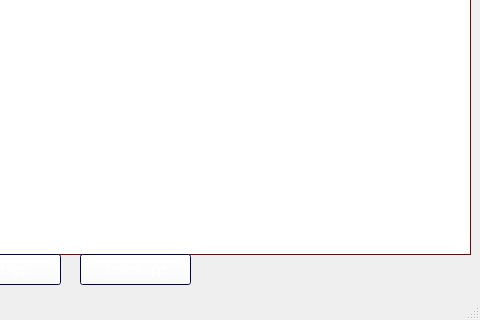
Old version of the form form.ui in the repository Rocky-tsol/git-vantron-manager; both pictures show x 320 to 800 and y 296 to 616 of the 800 by 616 pixel window.
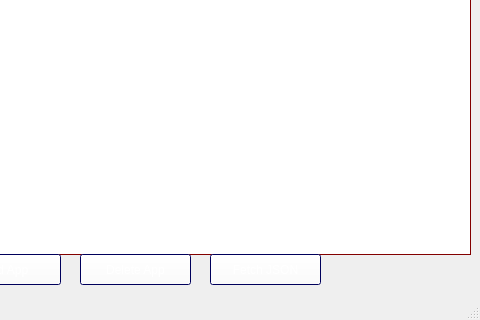
New version of the form.

Commit message: Added a 'Fetch Json' button that gets Json file from Thermasol server, and gets saved back to vantron.json in app_manager folder. verson 1.0

The edit to the form file:
```diff
--- a/form.ui
+++ b/form.ui
@@ -2517,6 +2517,497 @@
      <string>Delete App</string>
     </property>
    </widget>
+   <widget class="QPushButton" name="fetchButton">
+    <property name="geometry">
+     <rect>
+      <x>530</x>
+      <y>550</y>
+      <width>111</width>
+      <height>31</height>
+     </rect>
+    </property>
+    <property name="palette">
+     <palette>
+      <active>
+       <colorrole role="WindowText">
+        <brush brushstyle="SolidPattern">
+         <color alpha="255">
+          <red>255</red>
+          <green>255</green>
+          <blue>255</blue>
+         </color>
+        </brush>
+       </colorrole>
+       <colorrole role="Button">
+        <brush brushstyle="SolidPattern">
+         <color alpha="255">
+          <red>255</red>
+          <green>255</green>
+          <blue>255</blue>
+         </color>
+        </brush>
+       </colorrole>
+       <colorrole role="Light">
+        <brush brushstyle="SolidPattern">
+         <color alpha="255">
+          <red>0</red>
+          <green>0</green>
+          <blue>190</blue>
+         </color>
+        </brush>
+       </colorrole>
+       <colorrole role="Midlight">
+        <brush brushstyle="SolidPattern">
+         <color alpha="255">
+          <red>0</red>
+          <green>0</green>
+          <blue>158</blue>
+         </color>
+        </brush>
+       </colorrole>
+       <colorrole role="Dark">
+        <brush brushstyle="SolidPattern">
+         <color alpha="255">
+          <red>0</red>
+          <green>0</green>
+          <blue>63</blue>
+         </color>
+        </brush>
+       </colorrole>
+       <colorrole role="Mid">
+        <brush brushstyle="SolidPattern">
+         <color alpha="255">
+          <red>0</red>
+          <green>0</green>
+          <blue>85</blue>
+         </color>
+        </brush>
+       </colorrole>
+       <colorrole role="Text">
+        <brush brushstyle="SolidPattern">
+         <color alpha="255">
+          <red>255</red>
+          <green>255</green>
+          <blue>255</blue>
+         </color>
+        </brush>
+       </colorrole>
+       <colorrole role="BrightText">
+        <brush brushstyle="SolidPattern">
+         <color alpha="255">
+          <red>255</red>
+          <green>255</green>
+          <blue>255</blue>
+         </color>
+        </brush>
+       </colorrole>
+       <colorrole role="ButtonText">
+        <brush brushstyle="SolidPattern">
+         <color alpha="255">
+          <red>255</red>
+          <green>255</green>
+          <blue>255</blue>
+         </color>
+        </brush>
+       </colorrole>
+       <colorrole role="Base">
+        <brush brushstyle="SolidPattern">
+         <color alpha="255">
+          <red>0</red>
+          <green>0</green>
+          <blue>127</blue>
+         </color>
+        </brush>
+       </colorrole>
+       <colorrole role="Window">
+        <brush brushstyle="SolidPattern">
+         <color alpha="255">
+          <red>0</red>
+          <green>0</green>
+          <blue>127</blue>
+         </color>
+        </brush>
+       </colorrole>
+       <colorrole role="Shadow">
+        <brush brushstyle="SolidPattern">
+         <color alpha="255">
+          <red>0</red>
+          <green>0</green>
+          <blue>0</blue>
+         </color>
+        </brush>
+       </colorrole>
+       <colorrole role="AlternateBase">
+        <brush brushstyle="SolidPattern">
+         <color alpha="255">
+          <red>0</red>
+          <green>0</green>
+          <blue>63</blue>
+         </color>
+        </brush>
+       </colorrole>
+       <colorrole role="ToolTipBase">
+        <brush brushstyle="SolidPattern">
+         <color alpha="255">
+          <red>255</red>
+          <green>255</green>
+          <blue>220</blue>
+         </color>
+        </brush>
+       </colorrole>
+       <colorrole role="ToolTipText">
+        <brush brushstyle="SolidPattern">
+         <color alpha="255">
+          <red>0</red>
+          <green>0</green>
+          <blue>0</blue>
+         </color>
+        </brush>
+       </colorrole>
+       <colorrole role="PlaceholderText">
+        <brush brushstyle="SolidPattern">
+         <color alpha="127">
+          <red>255</red>
+          <green>255</green>
+          <blue>255</blue>
+         </color>
+        </brush>
+       </colorrole>
+       <colorrole role="Accent">
+        <brush brushstyle="SolidPattern">
+         <color alpha="255">
+          <red>0</red>
+          <green>0</green>
+          <blue>0</blue>
+         </color>
+        </brush>
+       </colorrole>
+      </active>
+      <inactive>
+       <colorrole role="WindowText">
+        <brush brushstyle="SolidPattern">
+         <color alpha="255">
+          <red>255</red>
+          <green>255</green>
+          <blue>255</blue>
+         </color>
+        </brush>
+       </colorrole>
+       <colorrole role="Button">
+        <brush brushstyle="SolidPattern">
+         <color alpha="255">
+          <red>255</red>
+          <green>255</green>
+          <blue>255</blue>
+         </color>
+        </brush>
+       </colorrole>
+       <colorrole role="Light">
+        <brush brushstyle="SolidPattern">
+         <color alpha="255">
+          <red>0</red>
+          <green>0</green>
+          <blue>190</blue>
+         </color>
+        </brush>
+       </colorrole>
+       <colorrole role="Midlight">
+        <brush brushstyle="SolidPattern">
+         <color alpha="255">
+          <red>0</red>
+          <green>0</green>
+          <blue>158</blue>
+         </color>
+        </brush>
+       </colorrole>
+       <colorrole role="Dark">
+        <brush brushstyle="SolidPattern">
+         <color alpha="255">
+          <red>0</red>
+          <green>0</green>
+          <blue>63</blue>
+         </color>
+        </brush>
+       </colorrole>
+       <colorrole role="Mid">
+        <brush brushstyle="SolidPattern">
+         <color alpha="255">
+          <red>0</red>
+          <green>0</green>
+          <blue>85</blue>
+         </color>
+        </brush>
+       </colorrole>
+       <colorrole role="Text">
+        <brush brushstyle="SolidPattern">
+         <color alpha="255">
+          <red>255</red>
+          <green>255</green>
+          <blue>255</blue>
+         </color>
+        </brush>
+       </colorrole>
+       <colorrole role="BrightText">
+        <brush brushstyle="SolidPattern">
+         <color alpha="255">
+          <red>255</red>
+          <green>255</green>
+          <blue>255</blue>
+         </color>
+        </brush>
+       </colorrole>
+       <colorrole role="ButtonText">
+        <brush brushstyle="SolidPattern">
+         <color alpha="255">
+          <red>255</red>
+          <green>255</green>
+          <blue>255</blue>
+         </color>
+        </brush>
+       </colorrole>
+       <colorrole role="Base">
+        <brush brushstyle="SolidPattern">
+         <color alpha="255">
+          <red>0</red>
+          <green>0</green>
+          <blue>127</blue>
+         </color>
+        </brush>
+       </colorrole>
+       <colorrole role="Window">
+        <brush brushstyle="SolidPattern">
+         <color alpha="255">
+          <red>0</red>
+          <green>0</green>
+          <blue>127</blue>
+         </color>
+        </brush>
+       </colorrole>
+       <colorrole role="Shadow">
+        <brush brushstyle="SolidPattern">
+         <color alpha="255">
+          <red>0</red>
+          <green>0</green>
+          <blue>0</blue>
+         </color>
+        </brush>
+       </colorrole>
+       <colorrole role="AlternateBase">
+        <brush brushstyle="SolidPattern">
+         <color alpha="255">
+          <red>0</red>
+          <green>0</green>
+          <blue>63</blue>
+         </color>
+        </brush>
+       </colorrole>
+       <colorrole role="ToolTipBase">
+        <brush brushstyle="SolidPattern">
+         <color alpha="255">
+          <red>255</red>
+          <green>255</green>
+          <blue>220</blue>
+         </color>
+        </brush>
+       </colorrole>
+       <colorrole role="ToolTipText">
+        <brush brushstyle="SolidPattern">
+         <color alpha="255">
+          <red>0</red>
+          <green>0</green>
+          <blue>0</blue>
+         </color>
+        </brush>
+       </colorrole>
+       <colorrole role="PlaceholderText">
+        <brush brushstyle="SolidPattern">
+         <color alpha="127">
+          <red>255</red>
+          <green>255</green>
+          <blue>255</blue>
+         </color>
+        </brush>
+       </colorrole>
+       <colorrole role="Accent">
+        <brush brushstyle="SolidPattern">
+         <color alpha="255">
+          <red>0</red>
+          <green>0</green>
+          <blue>0</blue>
+         </color>
+        </brush>
+       </colorrole>
+      </inactive>
+      <disabled>
+       <colorrole role="WindowText">
+        <brush brushstyle="SolidPattern">
+         <color alpha="255">
+          <red>0</red>
+          <green>0</green>
+          <blue>63</blue>
+         </color>
+        </brush>
+       </colorrole>
+       <colorrole role="Button">
+        <brush brushstyle="SolidPattern">
+         <color alpha="255">
+          <red>255</red>
+          <green>255</green>
+          <blue>255</blue>
+         </color>
+        </brush>
+       </colorrole>
+       <colorrole role="Light">
+        <brush brushstyle="SolidPattern">
+         <color alpha="255">
+          <red>0</red>
+          <green>0</green>
+          <blue>190</blue>
+         </color>
+        </brush>
+       </colorrole>
+       <colorrole role="Midlight">
+        <brush brushstyle="SolidPattern">
+         <color alpha="255">
+          <red>0</red>
+          <green>0</green>
+          <blue>158</blue>
+         </color>
+        </brush>
+       </colorrole>
+       <colorrole role="Dark">
+        <brush brushstyle="SolidPattern">
+         <color alpha="255">
+          <red>0</red>
+          <green>0</green>
+          <blue>63</blue>
+         </color>
+        </brush>
+       </colorrole>
+       <colorrole role="Mid">
+        <brush brushstyle="SolidPattern">
+         <color alpha="255">
+          <red>0</red>
+          <green>0</green>
+          <blue>85</blue>
+         </color>
+        </brush>
+       </colorrole>
+       <colorrole role="Text">
+        <brush brushstyle="SolidPattern">
+         <color alpha="255">
+          <red>0</red>
+          <green>0</green>
+          <blue>63</blue>
+         </color>
+        </brush>
+       </colorrole>
+       <colorrole role="BrightText">
+        <brush brushstyle="SolidPattern">
+         <color alpha="255">
+          <red>255</red>
+          <green>255</green>
+          <blue>255</blue>
+         </color>
+        </brush>
+       </colorrole>
+       <colorrole role="ButtonText">
+        <brush brushstyle="SolidPattern">
+         <color alpha="255">
+          <red>0</red>
+          <green>0</green>
+          <blue>63</blue>
+         </color>
+        </brush>
+       </colorrole>
+       <colorrole role="Base">
+        <brush brushstyle="SolidPattern">
+         <color alpha="255">
+          <red>0</red>
+          <green>0</green>
+          <blue>127</blue>
+         </color>
+        </brush>
+       </colorrole>
+       <colorrole role="Window">
+        <brush brushstyle="SolidPattern">
+         <color alpha="255">
+          <red>0</red>
+          <green>0</green>
+          <blue>127</blue>
+         </color>
+        </brush>
+       </colorrole>
+       <colorrole role="Shadow">
+        <brush brushstyle="SolidPattern">
+         <color alpha="255">
+          <red>0</red>
+          <green>0</green>
+          <blue>0</blue>
+         </color>
+        </brush>
+       </colorrole>
+       <colorrole role="AlternateBase">
+        <brush brushstyle="SolidPattern">
+         <color alpha="255">
+          <red>0</red>
+          <green>0</green>
+          <blue>127</blue>
+         </color>
+        </brush>
+       </colorrole>
+       <colorrole role="ToolTipBase">
+        <brush brushstyle="SolidPattern">
+         <color alpha="255">
+          <red>255</red>
+          <green>255</green>
+          <blue>220</blue>
+         </color>
+        </brush>
+       </colorrole>
+       <colorrole role="ToolTipText">
+        <brush brushstyle="SolidPattern">
+         <color alpha="255">
+          <red>0</red>
+          <green>0</green>
+          <blue>0</blue>
+         </color>
+        </brush>
+       </colorrole>
+       <colorrole role="PlaceholderText">
+        <brush brushstyle="SolidPattern">
+         <color alpha="127">
+          <red>0</red>
+          <green>0</green>
+          <blue>63</blue>
+         </color>
+        </brush>
+       </colorrole>
+       <colorrole role="Accent">
+        <brush brushstyle="SolidPattern">
+         <color alpha="255">
+          <red>0</red>
+          <green>0</green>
+          <blue>89</blue>
+         </color>
+        </brush>
+       </colorrole>
+      </disabled>
+     </palette>
+    </property>
+    <property name="font">
+     <font>
+      <family>Segoe UI</family>
+      <pointsize>9</pointsize>
+     </font>
+    </property>
+    <property name="cursor">
+     <cursorShape>PointingHandCursor</cursorShape>
+    </property>
+    <property name="text">
+     <string>Fetch JSON</string>
+    </property>
+   </widget>
   </widget>
   <widget class="QMenuBar" name="menubar">
    <property name="geometry">
```
Left out of the diff: 16 changed lines with no effect on the pictures. The commit also changes 6 other files.
